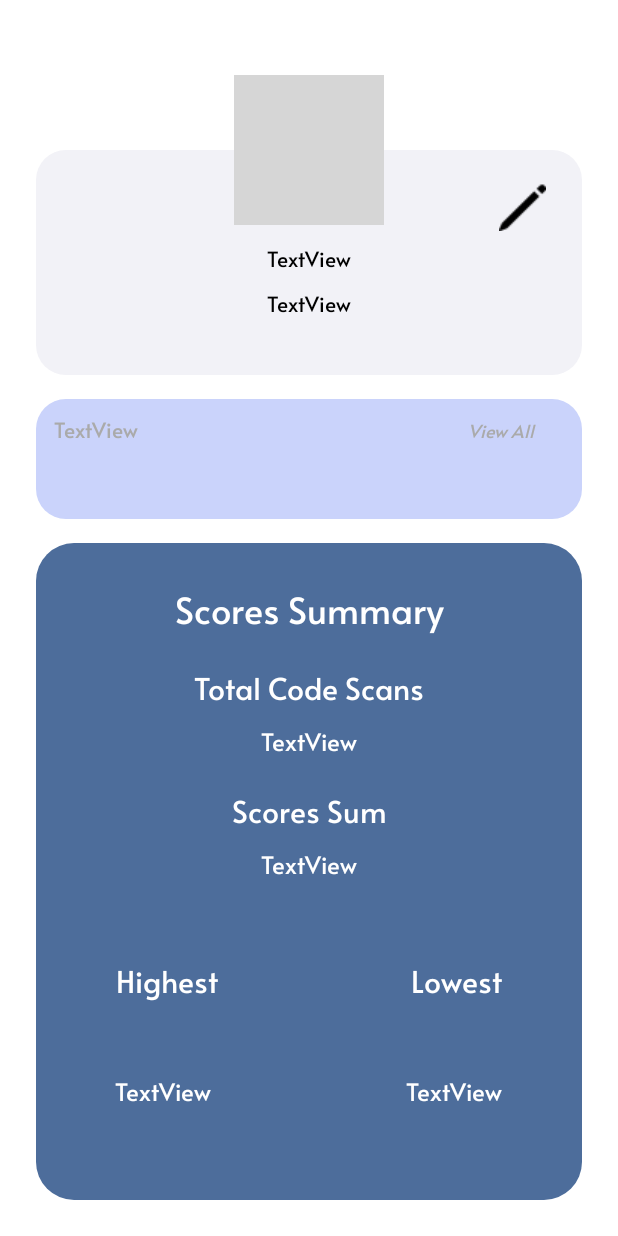
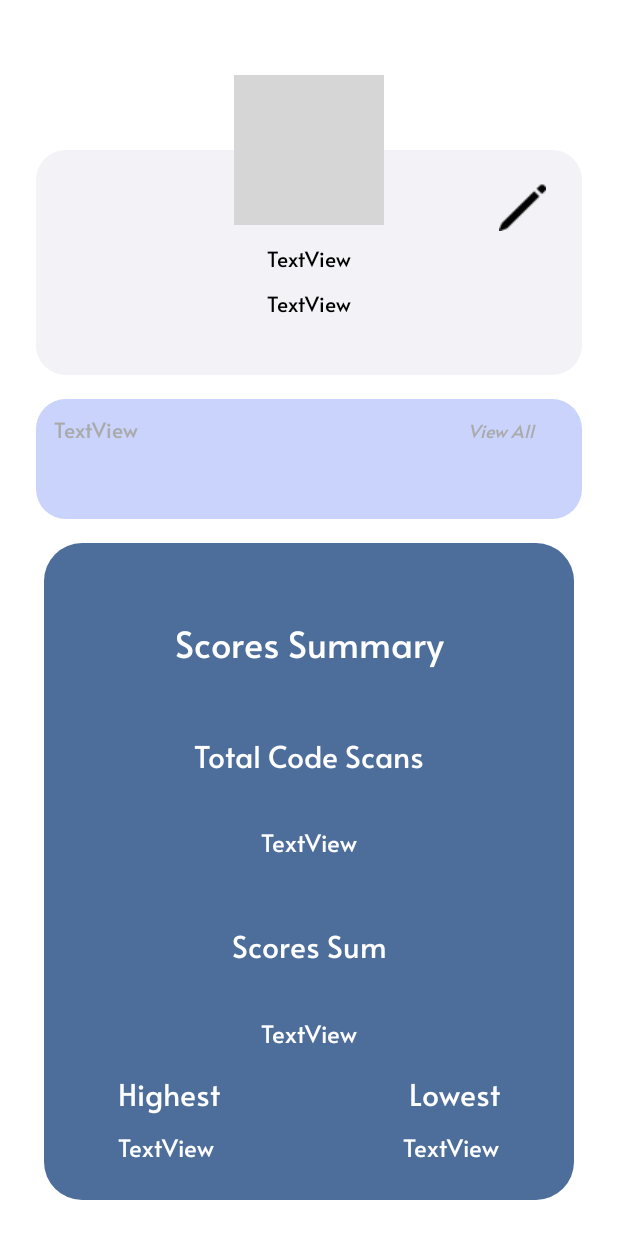
Before and after one commit to CMPUT301W23T07/catch-me-if-you-scan, an Android app: the layout activity_profile.xml on its own in the app's theme, with its tools: preview values and no code run, on a phone screen of 412 x 824 dp. Run offline under Robolectric (Android 15) with nearby library versions, the light colour scheme and no system bars; grey boxes are pictures that could not be loaded.

Commit message:
recent changes

```diff
--- a/app/app/src/main/res/layout/activity_profile.xml
+++ b/app/app/src/main/res/layout/activity_profile.xml
@@ -124,7 +124,7 @@
 
     <FrameLayout
         android:id="@+id/frameLayout3"
-        android:layout_width="0dp"
+        android:layout_width="353dp"
         android:layout_height="0dp"
         android:layout_marginStart="24dp"
         android:layout_marginEnd="24dp"
@@ -132,7 +132,6 @@
         android:background="@drawable/my_qr_summary_background"
         app:layout_constraintBottom_toBottomOf="parent"
         app:layout_constraintEnd_toEndOf="parent"
-        app:layout_constraintHorizontal_bias="1.0"
         app:layout_constraintStart_toStartOf="parent"
         app:layout_constraintTop_toBottomOf="@+id/frameLayout">
 
@@ -154,7 +153,8 @@
                 app:layout_constraintBottom_toTopOf="@+id/textView6"
                 app:layout_constraintEnd_toEndOf="parent"
                 app:layout_constraintStart_toStartOf="parent"
-                app:layout_constraintTop_toTopOf="parent" />
+                app:layout_constraintTop_toTopOf="parent"
+                app:layout_constraintVertical_bias="0.64" />
 
             <TextView
                 android:id="@+id/textView6"
@@ -215,6 +215,7 @@
                 android:text="TextView"
                 android:textColor="@color/white"
                 android:textSize="16sp"
+                app:layout_constraintBottom_toBottomOf="parent"
                 app:layout_constraintEnd_toEndOf="parent"
                 app:layout_constraintStart_toStartOf="parent"
                 app:layout_constraintTop_toBottomOf="@+id/textView8" />
--- a/app/app/src/main/res/values-night/themes.xml
+++ b/app/app/src/main/res/values-night/themes.xml
@@ -2,16 +2,17 @@
     <!-- Base application theme. -->
     <style name="Theme.CatchMeIfYouScan" parent="Theme.AppCompat.Light.NoActionBar">
 
+
         <!-- Primary brand color. -->
-        <item name="colorPrimary">@color/purple_500</item>
-        <item name="colorPrimaryVariant">@color/purple_700</item>
+        <item name="colorPrimary">@color/true_blue</item>
+        <item name="colorPrimaryVariant">@color/oxford_blue</item>
         <item name="colorOnPrimary">@color/white</item>
         <!-- Secondary brand color. -->
         <item name="colorSecondary">@color/teal_200</item>
         <item name="colorSecondaryVariant">@color/teal_700</item>
         <item name="colorOnSecondary">@color/black</item>
         <!-- Status bar color. -->
-        <item name="android:statusBarColor">?attr/colorPrimaryVariant</item>
+        <item name="android:statusBarColor">@color/oxford_blue</item>
         <!-- Customize your theme here. -->
     </style>
 </resources>
--- a/app/app/src/main/res/values/themes.xml
+++ b/app/app/src/main/res/values/themes.xml
@@ -2,16 +2,17 @@
     <!-- Base application theme. -->
     <style name="Theme.CatchMeIfYouScan" parent="Theme.AppCompat.Light.NoActionBar">
 
+
         <!-- Primary brand color. -->
-        <item name="colorPrimary">@color/purple_500</item>
-        <item name="colorPrimaryVariant">@color/purple_700</item>
+        <item name="colorPrimary">@color/true_blue</item>
+        <item name="colorPrimaryVariant">@color/oxford_blue</item>
         <item name="colorOnPrimary">@color/white</item>
         <!-- Secondary brand color. -->
         <item name="colorSecondary">@color/teal_200</item>
         <item name="colorSecondaryVariant">@color/teal_700</item>
         <item name="colorOnSecondary">@color/black</item>
         <!-- Status bar color. -->
-        <item name="android:statusBarColor">?attr/colorPrimaryVariant</item>
+        <item name="android:statusBarColor">@color/oxford_blue</item>
         <!-- Customize your theme here. -->
     </style>
 </resources>
```
